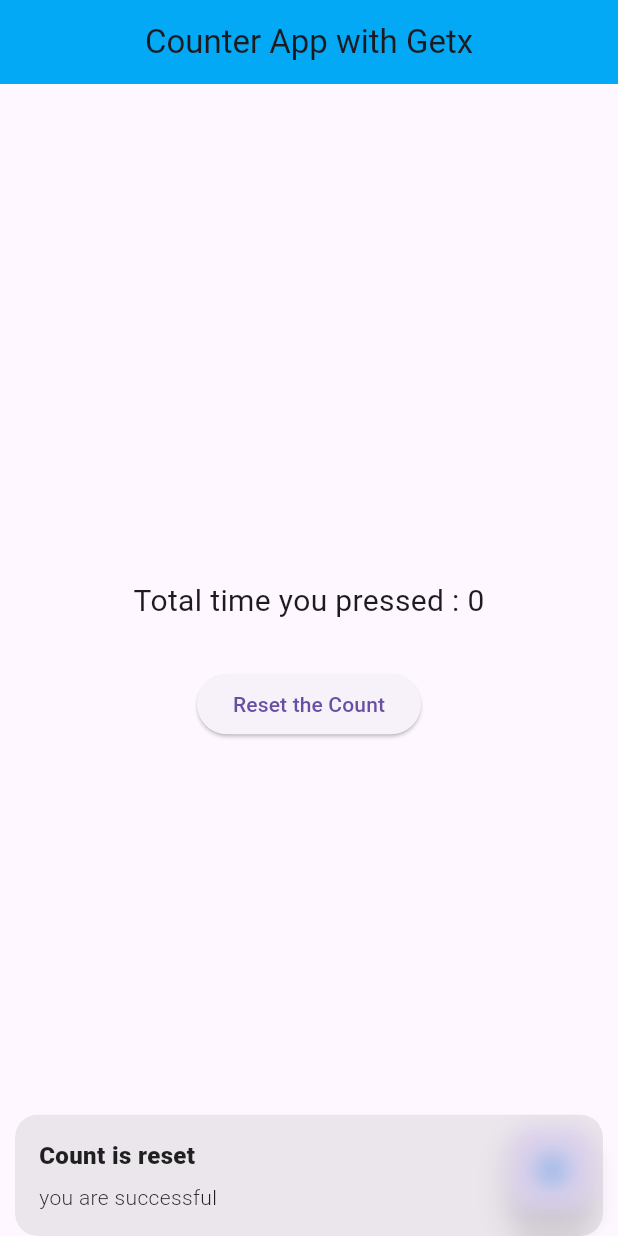
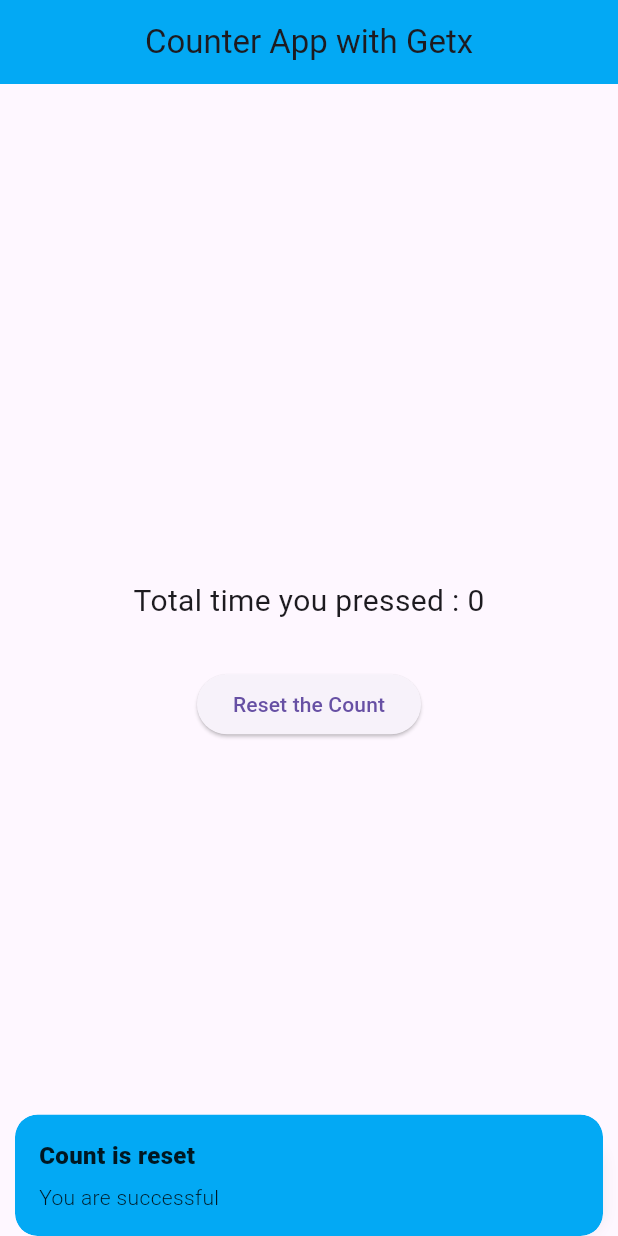
Before and after one commit to MdMahin-Hasan/GetX_counter, a Flutter app: the screen it shows after launch, after a tap on "Reset the Count", on a phone screen of 412 x 824 dp. Run offline on Flutter 3.47's test engine with Material 3 defaults, Android fonts, the phone set to English and light mode, and no system bars; our stand-ins replace get.

Commit message:
version 1

```diff
--- a/lib/homepage.dart
+++ b/lib/homepage.dart
@@ -29,8 +29,9 @@ class homepage extends StatelessWidget {
               ElevatedButton(
                 onPressed: () {
                   c.Clear();// ✅ reset when pressed
-                Get.snackbar("Count is reset", "you are successful",
-                snackPosition: SnackPosition.BOTTOM);
+                Get.snackbar("Count is reset", "You are successful ",
+                snackPosition: SnackPosition.BOTTOM,
+                backgroundColor: Colors.lightBlue);
                 },
                 child: const Text("Reset the Count"), // no need for Obx here
               ),
```
